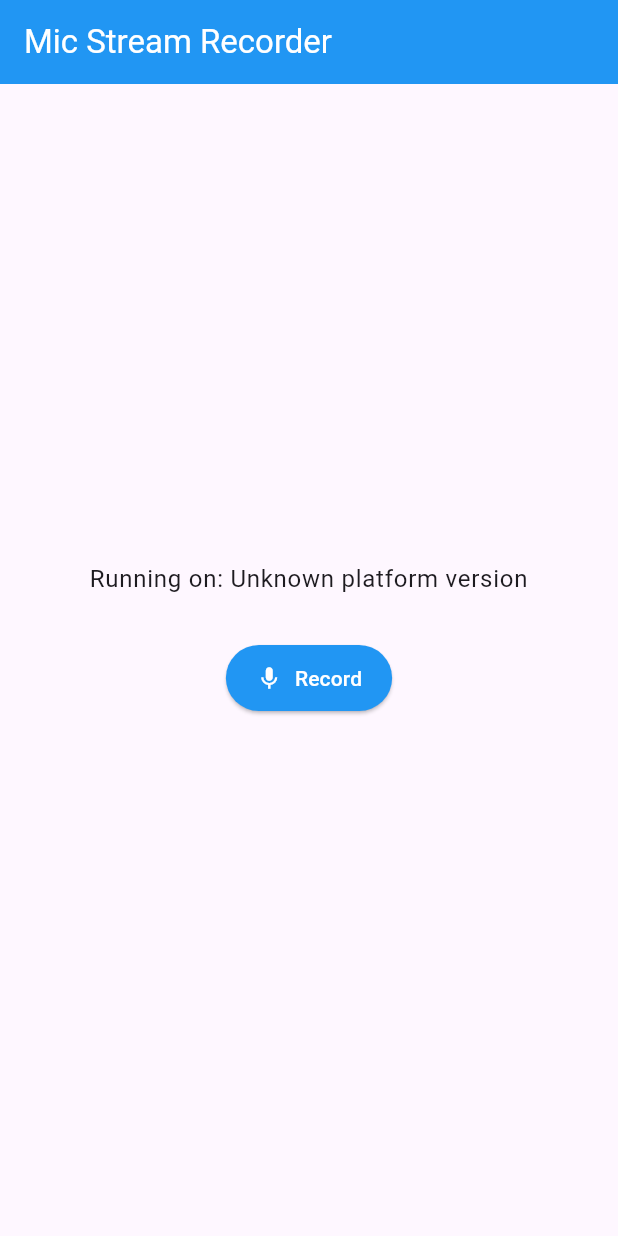
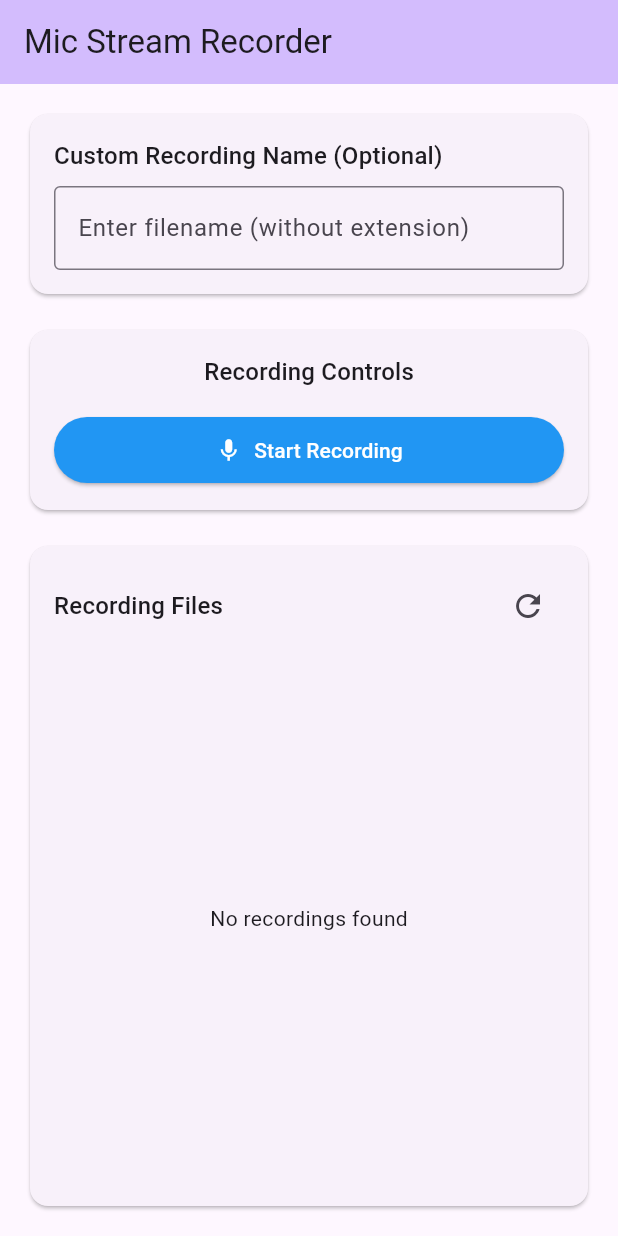
Before and after one commit to yasinarik/mic_stream_recorder, a Flutter app: the screen it shows after launch, on a phone screen of 412 x 824 dp. Run offline on Flutter 3.47's test engine with Material 3 defaults, Android fonts, the phone set to English and light mode, and no system bars; our stand-ins replace plugin_platform_interface.

Commit message:
Enhance mic_stream_recorder plugin with improved recording and playback features. Introduced optional custom file paths for recordings, refined error handling, and updated API documentation. Enhanced example app with custom naming, file management, and UI improvements. Updated CHANGELOG and README to reflect new functionalities and usage examples.

```diff
--- a/example/lib/main.dart
+++ b/example/lib/main.dart
@@ -1,8 +1,6 @@
 import 'package:flutter/material.dart';
-import 'dart:async';
-
-import 'package:flutter/services.dart';
 import 'package:mic_stream_recorder/mic_stream_recorder.dart';
+import 'package:path_provider/path_provider.dart';
 
 void main() {
   runApp(const MyApp());
@@ -14,9 +12,10 @@ class MyApp extends StatelessWidget {
   @override
   Widget build(BuildContext context) {
     return MaterialApp(
-      title: 'Mic Stream Recorder',
+      title: 'Mic Stream Recorder Demo',
       theme: ThemeData(
-        primarySwatch: Colors.blue,
+        colorScheme: ColorScheme.fromSeed(seedColor: Colors.deepPurple),
+        useMaterial3: true,
       ),
       home: const RecordingPage(),
     );
@@ -31,121 +30,131 @@ class RecordingPage extends StatefulWidget {
 }
 
 class _RecordingPageState extends State<RecordingPage> {
-  String _platformVersion = 'Unknown';
   final _micStreamRecorderPlugin = MicStreamRecorder();
 
   bool _isRecording = false;
   bool _isPlaying = false;
   double _currentAmplitude = 0.0;
-  String? _recordedFilePath;
-  StreamSubscription<double>? _amplitudeSubscription;
+  String? _lastRecordingPath;
+  List<String> _recordingFiles = [];
+  final TextEditingController _fileNameController = TextEditingController();
 
   @override
   void initState() {
     super.initState();
-    initPlatformState();
+    _setupAmplitudeListener();
+    _loadRecordingFiles();
   }
 
-  @override
-  void dispose() {
-    _amplitudeSubscription?.cancel();
-    super.dispose();
+  void _setupAmplitudeListener() {
+    _micStreamRecorderPlugin.amplitudeStream.listen((amplitude) {
+      if (mounted) {
+        setState(() {
+          _currentAmplitude = amplitude;
+        });
       }
-
-  // Platform messages are asynchronous, so we initialize in an async method.
-  Future<void> initPlatformState() async {
-    String platformVersion;
-    // Platform messages may fail, so we use a try/catch PlatformException.
-    // We also handle the message potentially returning null.
-    try {
-      platformVersion = await _micStreamRecorderPlugin.getPlatformVersion() ??
-          'Unknown platform version';
-    } on PlatformException {
-      platformVersion = 'Failed to get platform version.';
-    }
-
-    // If the widget was removed from the tree while the asynchronous platform
-    // message was in flight, we want to discard the reply rather than calling
-    // setState to update our non-existent appearance.
-    if (!mounted) return;
-
-    setState(() {
-      _platformVersion = platformVersion;
     });
   }
 
-  Future<void> _startRecording() async {
+  Future<void> _loadRecordingFiles() async {
     try {
-      // Configure recording settings (optional)
-      await _micStreamRecorderPlugin.configureRecording(
-        sampleRate: 44100,
-        channels: 1,
-        audioQuality: AudioQuality.high,
-      );
-
-      // Start recording
-      await _micStreamRecorderPlugin.startRecording();
-
-      // Start listening to amplitude changes
-      _amplitudeSubscription =
-          _micStreamRecorderPlugin.amplitudeStream.listen((amplitude) {
-        setState(() {
-          _currentAmplitude = amplitude;
-        });
-      });
+      final directory = await getApplicationDocumentsDirectory();
+      final files = directory
+          .listSync()
+          .where((file) => file.path.endsWith('.m4a'))
+          .map((file) => file.path)
+          .toList();
 
       setState(() {
+        _recordingFiles = files;
+      });
+    } catch (e) {
+      _showError('Failed to load recording files: $e');
+    }
+  }
+
+  Future<String> _getCustomFilePath(String fileName) async {
+    final directory = await getApplicationDocumentsDirectory();
+    return '${directory.path}/$fileName.m4a';
+  }
+
+  void _showError(String message) {
+    if (mounted) {
+      ScaffoldMessenger.of(context).showSnackBar(
+        SnackBar(
+          content: Text(message),
+          backgroundColor: Colors.red,
+        ),
+      );
+    }
+  }
+
+  void _showSuccess(String message) {
+    if (mounted) {
+      ScaffoldMessenger.of(context).showSnackBar(
+        SnackBar(
+          content: Text(message),
+          backgroundColor: Colors.green,
+        ),
+      );
+    }
+  }
+
+  Future<void> _startRecording() async {
+    if (_isRecording) return;
+
+    try {
+      String? customPath;
+      if (_fileNameController.text.isNotEmpty) {
+        customPath = await _getCustomFilePath(_fileNameController.text);
+      }
+
+      await _micStreamRecorderPlugin.startRecording(customPath);
+      setState(() {
         _isRecording = true;
-        _recordedFilePath = null;
       });
+      _showSuccess(customPath != null
+          ? 'Started recording to: ${_fileNameController.text}.m4a'
+          : 'Started recording to default location');
     } catch (e) {
       _showError('Failed to start recording: $e');
     }
   }
 
   Future<void> _stopRecording() async {
+    if (!_isRecording) return;
+
     try {
-      final filePath = await _micStreamRecorderPlugin.stopRecording();
-      _amplitudeSubscription?.cancel();
-
+      final recordingPath = await _micStreamRecorderPlugin.stopRecording();
       setState(() {
         _isRecording = false;
+        _lastRecordingPath = recordingPath;
         _currentAmplitude = 0.0;
-        _recordedFilePath = filePath;
       });
 
-      if (filePath != null) {
-        _showMessage('Recording saved to: $filePath');
-      }
+      // Clear the file name input
+      _fileNameController.clear();
+
+      // Reload the file list
+      await _loadRecordingFiles();
+
+      _showSuccess(
+          'Recording saved: ${recordingPath?.split('/').last ?? 'Unknown'}');
     } catch (e) {
       _showError('Failed to stop recording: $e');
     }
   }
 
-  Future<void> _playRecording() async {
-    if (_recordedFilePath == null) {
-      _showError('No recording available to play');
-      return;
-    }
-
+  Future<void> _playRecording(String filePath) async {
     try {
-      await _micStreamRecorderPlugin.playRecording(_recordedFilePath);
+      await _micStreamRecorderPlugin.playRecording(filePath);
       setState(() {
         _isPlaying = true;
       });
+      _showSuccess('Playing: ${filePath.split('/').last}');
 
       // Check playing status periodically
-      Timer.periodic(const Duration(milliseconds: 500), (timer) async {
-        final isPlaying = await _micStreamRecorderPlugin.isPlaying();
-        if (!isPlaying) {
-          timer.cancel();
-          if (mounted) {
-            setState(() {
-              _isPlaying = false;
-            });
-          }
-        }
-      });
+      _checkPlayingStatus();
     } catch (e) {
       _showError('Failed to play recording: $e');
     }
@@ -157,6 +166,7 @@ class _RecordingPageState extends State<RecordingPage> {
       setState(() {
         _isPlaying = false;
       });
+      _showSuccess('Playback paused');
     } catch (e) {
       _showError('Failed to pause playback: $e');
     }
@@ -168,156 +178,226 @@ class _RecordingPageState extends State<RecordingPage> {
       setState(() {
         _isPlaying = false;
       });
+      _showSuccess('Playback stopped');
     } catch (e) {
       _showError('Failed to stop playback: $e');
     }
   }
 
-  void _showError(String message) {
-    ScaffoldMessenger.of(context).showSnackBar(
-      SnackBar(
-        content: Text(message),
-        backgroundColor: Colors.red,
-      ),
-    );
+  void _checkPlayingStatus() async {
+    while (_isPlaying) {
+      await Future.delayed(const Duration(milliseconds: 500));
+      if (mounted) {
+        final isPlaying = await _micStreamRecorderPlugin.isPlaying();
+        if (!isPlaying && _isPlaying) {
+          setState(() {
+            _isPlaying = false;
+          });
+          _showSuccess('Playback completed');
+          break;
+        }
+      }
+    }
   }
 
-  void _showMessage(String message) {
-    ScaffoldMessenger.of(context).showSnackBar(
-      SnackBar(content: Text(message)),
-    );
+  Color _getAmplitudeColor() {
+    if (_currentAmplitude < 0.3) return Colors.green;
+    if (_currentAmplitude < 0.7) return Colors.orange;
+    return Colors.red;
+  }
+
+  @override
+  void dispose() {
+    _fileNameController.dispose();
+    super.dispose();
   }
 
   @override
   Widget build(BuildContext context) {
     return Scaffold(
       appBar: AppBar(
+        backgroundColor: Theme.of(context).colorScheme.inversePrimary,
         title: const Text('Mic Stream Recorder'),
-        backgroundColor: Colors.blue,
-        foregroundColor: Colors.white,
       ),
       body: Padding(
         padding: const EdgeInsets.all(16.0),
         child: Column(
-          mainAxisAlignment: MainAxisAlignment.center,
+          children: [
+            // File name input
+            Card(
+              child: Padding(
+                padding: const EdgeInsets.all(16.0),
+                child: Column(
+                  crossAxisAlignment: CrossAxisAlignment.start,
                   children: [
                     Text(
-              'Running on: $_platformVersion',
-              style: Theme.of(context).textTheme.bodyLarge,
-              textAlign: TextAlign.center,
-            ),
-            const SizedBox(height: 30),
-
-            // Amplitude Meter
-            if (_isRecording) ...[
-              Text(
-                'Recording...',
-                style: Theme.of(context).textTheme.headlineSmall?.copyWith(
-                      color: Colors.red,
-                      fontWeight: FontWeight.bold,
-                    ),
-              ),
-              const SizedBox(height: 16),
-              Container(
-                height: 20,
-                width: double.infinity,
-                decoration: BoxDecoration(
-                  border: Border.all(color: Colors.grey),
-                  borderRadius: BorderRadius.circular(10),
-                ),
-                child: LinearProgressIndicator(
-                  value: _currentAmplitude,
-                  backgroundColor: Colors.grey[300],
-                  valueColor: AlwaysStoppedAnimation<Color>(
-                    _currentAmplitude > 0.7
-                        ? Colors.red
-                        : _currentAmplitude > 0.3
-                            ? Colors.orange
-                            : Colors.green,
-                  ),
-                ),
+                      'Custom Recording Name (Optional)',
+                      style: Theme.of(context).textTheme.titleMedium,
                     ),
                     const SizedBox(height: 8),
-              Text(
-                'Amplitude: ${(_currentAmplitude * 100).toStringAsFixed(1)}%',
-                style: Theme.of(context).textTheme.bodyMedium,
-              ),
-              const SizedBox(height: 30),
-            ],
-
-            // Recording Controls
-            Row(
-              mainAxisAlignment: MainAxisAlignment.spaceEvenly,
-              children: [
-                ElevatedButton.icon(
-                  onPressed: _isRecording ? _stopRecording : _startRecording,
-                  icon: Icon(_isRecording ? Icons.stop : Icons.mic),
-                  label: Text(_isRecording ? 'Stop' : 'Record'),
-                  style: ElevatedButton.styleFrom(
-                    backgroundColor: _isRecording ? Colors.red : Colors.blue,
-                    foregroundColor: Colors.white,
-                    padding: const EdgeInsets.symmetric(
-                        horizontal: 20, vertical: 12),
+                    TextField(
+                      controller: _fileNameController,
+                      enabled: !_isRecording,
+                      decoration: const InputDecoration(
+                        hintText: 'Enter filename (without extension)',
+                        border: OutlineInputBorder(),
+                        suffixText: '.m4a',
                       ),
                     ),
                   ],
                 ),
+              ),
+            ),
+            const SizedBox(height: 16),
 
-            const SizedBox(height: 30),
+            // Recording controls
+            Card(
+              child: Padding(
+                padding: const EdgeInsets.all(16.0),
+                child: Column(
+                  children: [
+                    Text(
+                      'Recording Controls',
+                      style: Theme.of(context).textTheme.titleMedium,
+                    ),
+                    const SizedBox(height: 16),
 
-            // Playback Controls
-            if (_recordedFilePath != null) ...[
-              const Divider(),
+                    // Amplitude meter
+                    if (_isRecording) ...[
+                      Text(
+                        'Audio Level',
+                        style: Theme.of(context).textTheme.bodyMedium,
+                      ),
+                      const SizedBox(height: 8),
+                      LinearProgressIndicator(
+                        value: _currentAmplitude,
+                        backgroundColor: Colors.grey[300],
+                        valueColor:
+                            AlwaysStoppedAnimation<Color>(_getAmplitudeColor()),
+                        minHeight: 8,
+                      ),
                       const SizedBox(height: 16),
+                    ],
+
+                    // Record button
+                    SizedBox(
+                      width: double.infinity,
+                      child: ElevatedButton.icon(
+                        onPressed:
+                            _isRecording ? _stopRecording : _startRecording,
+                        icon: Icon(_isRecording ? Icons.stop : Icons.mic),
+                        label: Text(_isRecording
+                            ? 'Stop Recording'
+                            : 'Start Recording'),
+                        style: ElevatedButton.styleFrom(
+                          backgroundColor:
+                              _isRecording ? Colors.red : Colors.blue,
+                          foregroundColor: Colors.white,
+                          padding: const EdgeInsets.symmetric(vertical: 12),
+                        ),
+                      ),
+                    ),
+                  ],
+                ),
+              ),
+            ),
+            const SizedBox(height: 16),
+
+            // Playback controls
+            if (_lastRecordingPath != null) ...[
+              Card(
+                child: Padding(
+                  padding: const EdgeInsets.all(16.0),
+                  child: Column(
+                    children: [
                       Text(
-                'Playback Controls',
-                style: Theme.of(context).textTheme.titleMedium?.copyWith(
-                      fontWeight: FontWeight.bold,
-                    ),
+                        'Last Recording Playback',
+                        style: Theme.of(context).textTheme.titleMedium,
                       ),
                       const SizedBox(height: 16),
                       Row(
                         mainAxisAlignment: MainAxisAlignment.spaceEvenly,
                         children: [
                           ElevatedButton.icon(
-                    onPressed: _isPlaying ? null : _playRecording,
+                            onPressed: _isPlaying
+                                ? null
+                                : () => _playRecording(_lastRecordingPath!),
                             icon: const Icon(Icons.play_arrow),
                             label: const Text('Play'),
-                    style: ElevatedButton.styleFrom(
-                      backgroundColor: Colors.green,
-                      foregroundColor: Colors.white,
-                    ),
                           ),
                           ElevatedButton.icon(
                             onPressed: _isPlaying ? _pausePlayback : null,
                             icon: const Icon(Icons.pause),
                             label: const Text('Pause'),
-                    style: ElevatedButton.styleFrom(
-                      backgroundColor: Colors.orange,
-                      foregroundColor: Colors.white,
-                    ),
                           ),
                           ElevatedButton.icon(
                             onPressed: _isPlaying ? _stopPlayback : null,
                             icon: const Icon(Icons.stop),
                             label: const Text('Stop'),
-                    style: ElevatedButton.styleFrom(
-                      backgroundColor: Colors.red,
-                      foregroundColor: Colors.white,
+                          ),
+                        ],
+                      ),
+                    ],
+                  ),
+                ),
+              ),
+              const SizedBox(height: 16),
+            ],
+
+            // Recording files list
+            Expanded(
+              child: Card(
+                child: Padding(
+                  padding: const EdgeInsets.all(16.0),
+                  child: Column(
+                    crossAxisAlignment: CrossAxisAlignment.start,
+                    children: [
+                      Row(
+                        mainAxisAlignment: MainAxisAlignment.spaceBetween,
+                        children: [
+                          Text(
+                            'Recording Files',
+                            style: Theme.of(context).textTheme.titleMedium,
+                          ),
+                          IconButton(
+                            onPressed: _loadRecordingFiles,
+                            icon: const Icon(Icons.refresh),
+                          ),
+                        ],
+                      ),
+                      const SizedBox(height: 8),
+                      Expanded(
+                        child: _recordingFiles.isEmpty
+                            ? const Center(
+                                child: Text('No recordings found'),
+                              )
+                            : ListView.builder(
+                                itemCount: _recordingFiles.length,
+                                itemBuilder: (context, index) {
+                                  final filePath = _recordingFiles[index];
+                                  final fileName = filePath.split('/').last;
+
+                                  return ListTile(
+                                    leading: const Icon(Icons.audiotrack),
+                                    title: Text(fileName),
+                                    subtitle: Text(
+                                      'File: ${filePath.replaceAll(RegExp(r'.*/'), '')}',
+                                    ),
+                                    trailing: IconButton(
+                                      onPressed: _isPlaying
+                                          ? null
+                                          : () => _playRecording(filePath),
+                                      icon: const Icon(Icons.play_arrow),
+                                    ),
+                                  );
+                                },
                               ),
                       ),
                     ],
                   ),
-              const SizedBox(height: 16),
-              if (_isPlaying)
-                const Text(
-                  'Playing...',
-                  style: TextStyle(
-                    color: Colors.green,
-                    fontWeight: FontWeight.bold,
                 ),
               ),
-            ],
+            ),
           ],
         ),
       ),
--- a/example/pubspec.yaml
+++ b/example/pubspec.yaml
@@ -20,7 +20,7 @@ dependencies:
 
   mic_stream_recorder:
     # When depending on this package from a real application you should use:
-    #   mic_stream_recorder: ^x.y.z
+    #   mic_stream_recorder: ^1.0.0
     # See https://dart.dev/tools/pub/dependencies#version-constraints
     # The example app is bundled with the plugin so we use a path dependency on
     # the parent directory to use the current plugin's version.
@@ -28,7 +28,8 @@ dependencies:
 
   # The following adds the Cupertino Icons font to your application.
   # Use with the CupertinoIcons class for iOS style icons.
-  cupertino_icons: ^1.0.8
+  cupertino_icons: ^1.0.6
+  path_provider: ^2.0.15
 
 dev_dependencies:
   integration_test:
--- a/lib/mic_stream_recorder_method_channel.dart
+++ b/lib/mic_stream_recorder_method_channel.dart
@@ -21,8 +21,8 @@ class MethodChannelMicStreamRecorder extends MicStreamRecorderPlatform {
   }
 
   @override
-  Future<void> startRecording() async {
-    await methodChannel.invokeMethod<void>('start');
+  Future<void> startRecording([String? filePath]) async {
+    await methodChannel.invokeMethod<void>('start', filePath);
   }
 
   @override
@@ -32,7 +32,7 @@ class MethodChannelMicStreamRecorder extends MicStreamRecorderPlatform {
   }
 
   @override
-  Future<void> playRecording([String? filePath]) async {
+  Future<void> playRecording(String filePath) async {
     await methodChannel.invokeMethod<void>('play', filePath);
   }
 
--- a/lib/mic_stream_recorder_platform_interface.dart
+++ b/lib/mic_stream_recorder_platform_interface.dart
@@ -28,7 +28,7 @@ abstract class MicStreamRecorderPlatform extends PlatformInterface {
   }
 
   /// Start recording audio
-  Future<void> startRecording() {
+  Future<void> startRecording([String? filePath]) {
     throw UnimplementedError('startRecording() has not been implemented.');
   }
 
@@ -37,8 +37,8 @@ abstract class MicStreamRecorderPlatform extends PlatformInterface {
     throw UnimplementedError('stopRecording() has not been implemented.');
   }
 
-  /// Play the recorded audio file
-  Future<void> playRecording([String? filePath]) {
+  /// Play the specified audio file
+  Future<void> playRecording(String filePath) {
     throw UnimplementedError('playRecording() has not been implemented.');
   }
 
```
Also changed, not shown: lib/mic_stream_recorder.dart (+35 -8 lines), example/pubspec.lock, 5 other files. Lines whose indentation alone changed are shown as unchanged.
